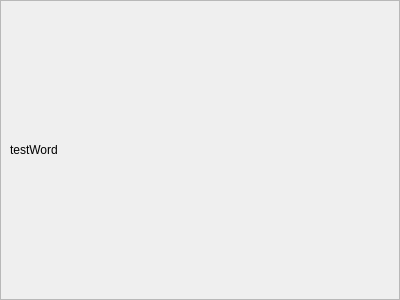
Above: YAD-Studio/Widgets/MarkovWordWidget.ui from Yad-Studio/YAD-Studio before the change. Below: the same form after it.
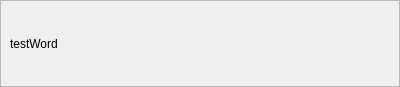
That is the form after the change.

What changed in the file:
```diff
--- a/YAD-Studio/Widgets/MarkovWordWidget.ui
+++ b/YAD-Studio/Widgets/MarkovWordWidget.ui
@@ -7,7 +7,7 @@
     <x>0</x>
     <y>0</y>
     <width>400</width>
-    <height>300</height>
+    <height>87</height>
    </rect>
   </property>
   <property name="windowTitle">
@@ -40,7 +40,7 @@
         <x>0</x>
         <y>0</y>
         <width>398</width>
-        <height>298</height>
+        <height>85</height>
        </rect>
       </property>
       <layout class="QVBoxLayout" name="verticalLayout_2">
```
